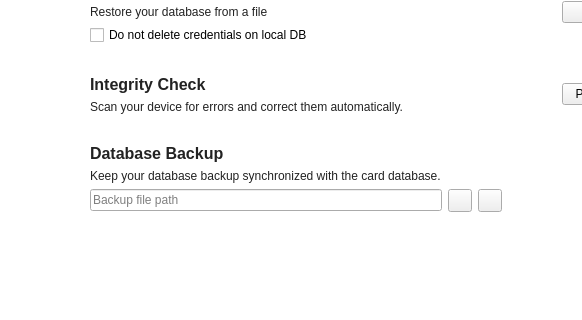
Above: src/MainWindow.ui from mooltipass/moolticute before the change; both pictures show x 0 to 582 and y 233 to 553 of the 822 by 553 pixel window. Below: the same form after it.
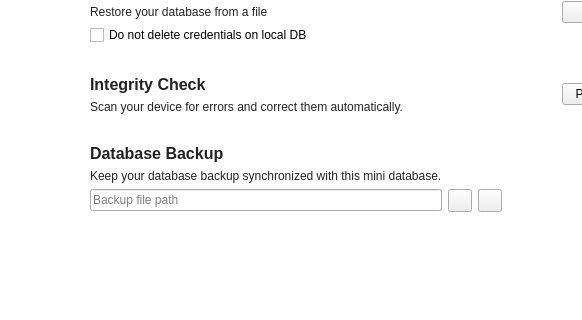
That is the form after the change. Icons and pictures are not drawn. Custom widgets are drawn as their Qt base class.

```diff
--- a/src/MainWindow.ui
+++ b/src/MainWindow.ui
@@ -1415,7 +1415,7 @@
                </sizepolicy>
               </property>
               <property name="text">
-               <string>Keep your database backup synchronized with the card database.</string>
+               <string>Keep your database backup synchronized with this mini database.</string>
               </property>
               <property name="wordWrap">
                <bool>true</bool>
```
